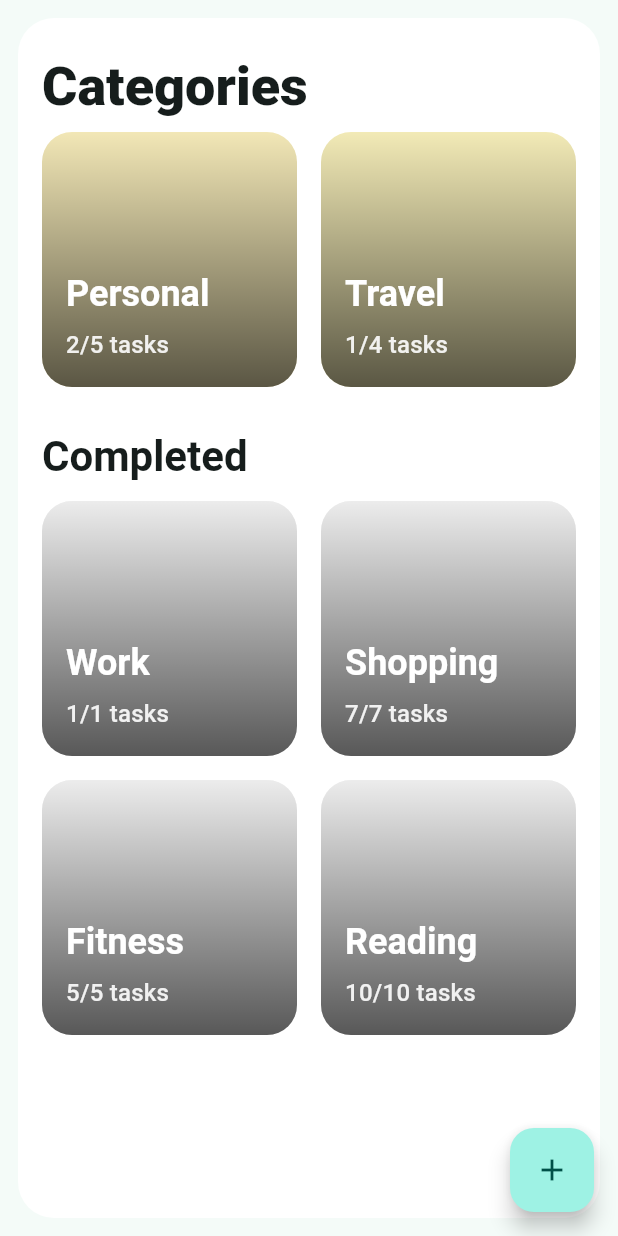
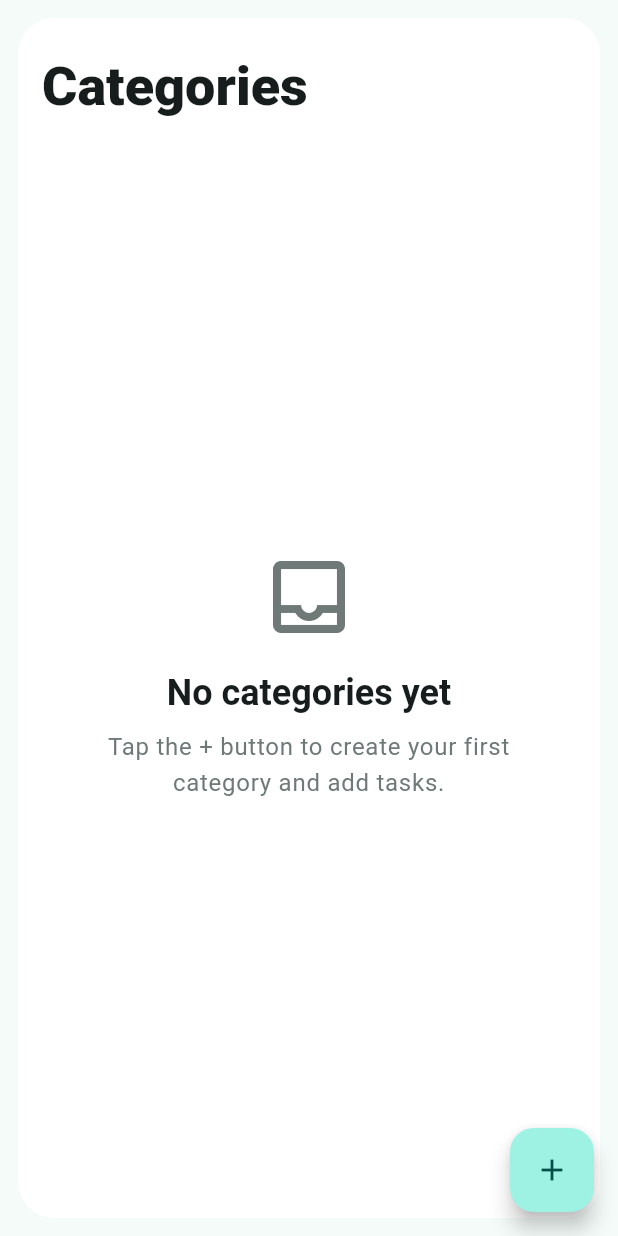
Before and after one commit to oleg9952/flutter-study, a Flutter app: the screen it shows after launch, on a phone screen of 412 x 824 dp. Run offline on Flutter 3.47's test engine with Material 3 defaults, Android fonts, the phone set to English and light mode, and no system bars.

Commit message:
remove mock data and implement store

```diff
--- /dev/null
+++ b/lib/components/home/empty_placeholder.dart
@@ -0,0 +1,38 @@
+import 'package:flutter/material.dart';
+
+class EmptyPlaceholder extends StatelessWidget {
+  const EmptyPlaceholder({super.key});
+
+  @override
+  Widget build(BuildContext context) {
+    return Center(
+      child: Padding(
+        padding: const EdgeInsets.all(32),
+        child: Column(
+          mainAxisAlignment: MainAxisAlignment.center,
+          children: [
+            Icon(Icons.inbox_outlined,
+                size: 64, color: Theme.of(context).colorScheme.outline),
+            const SizedBox(height: 16),
+            Text(
+              'No categories yet',
+              style: Theme.of(context)
+                  .textTheme
+                  .headlineSmall
+                  ?.copyWith(fontWeight: FontWeight.w700),
+            ),
+            const SizedBox(height: 8),
+            Text(
+              'Tap the + button to create your first category and add tasks.',
+              textAlign: TextAlign.center,
+              style: Theme.of(context)
+                  .textTheme
+                  .bodyLarge
+                  ?.copyWith(color: Theme.of(context).colorScheme.outline),
+            ),
+          ],
+        ),
+      ),
+    );
+  }
+}
--- a/lib/main.dart
+++ b/lib/main.dart
@@ -1,6 +1,8 @@
 import 'package:flutter/material.dart';
 import 'app/router.dart';
 import 'app/theme/app_theme.dart';
+import 'package:provider/provider.dart';
+import 'state/category_store.dart';
 
 void main() => runApp(const MainApp());
 
@@ -9,12 +11,15 @@ class MainApp extends StatelessWidget {
 
   @override
   Widget build(BuildContext context) {
-    return MaterialApp(
-      title: 'Todo App',
-      debugShowCheckedModeBanner: false,
-      theme: AppTheme.light,
-      initialRoute: AppRoutes.home,
-      onGenerateRoute: AppRouter.onGenerateRoute,
+    return ChangeNotifierProvider(
+      create: (_) => CategoryStore(),
+      child: MaterialApp(
+        title: 'Todo App',
+        debugShowCheckedModeBanner: false,
+        theme: AppTheme.light,
+        initialRoute: AppRoutes.home,
+        onGenerateRoute: AppRouter.onGenerateRoute,
+      ),
     );
   }
 }
--- a/lib/screens/home/home_screen.dart
+++ b/lib/screens/home/home_screen.dart
@@ -1,10 +1,13 @@
 import 'package:flutter/material.dart';
 import 'package:project_6/components/home/category_grid.dart';
 import 'package:project_6/components/home/section_header.dart';
-import 'package:project_6/models/category.dart';
-import 'package:project_6/models/task.dart';
+// models not used directly here; state provides categories
 import 'package:project_6/app/router.dart';
 import 'package:project_6/components/home/add_category_sheet.dart';
+import 'package:project_6/components/home/empty_placeholder.dart';
+import 'package:provider/provider.dart';
+import 'package:project_6/state/category_store.dart';
+import 'package:project_6/screens/category/category_screen.dart';
 
 class HomeScreen extends StatefulWidget {
   const HomeScreen({super.key});
@@ -14,101 +17,19 @@ class HomeScreen extends StatefulWidget {
 }
 
 class _HomeScreenState extends State<HomeScreen> {
-  late List<Category> _categories;
-
-  List<Category> _mockCategories() {
-    // temporary static data for UI preview
-    return const [
-      Category(
-        id: '1',
-        name: 'Personal',
-        tasks: [
-          Task(id: '1', title: 'Task 1', isCompleted: true),
-          Task(id: '2', title: 'Task 2', isCompleted: true),
-          Task(id: '3', title: 'Task 3', isCompleted: false),
-          Task(id: '4', title: 'Task 4', isCompleted: false),
-          Task(id: '5', title: 'Task 5', isCompleted: false),
-        ],
-      ),
-      Category(
-        id: '2',
-        name: 'Work',
-        tasks: [
-          Task(id: '1', title: 'Task 1', isCompleted: true),
-        ],
-      ),
-      Category(
-        id: '3',
-        name: 'Shopping',
-        tasks: [
-          Task(id: '1', title: 'Task 1', isCompleted: true),
-          Task(id: '2', title: 'Task 2', isCompleted: true),
-          Task(id: '3', title: 'Task 3', isCompleted: true),
-          Task(id: '4', title: 'Task 4', isCompleted: true),
-          Task(id: '5', title: 'Task 5', isCompleted: true),
-          Task(id: '6', title: 'Task 6', isCompleted: true),
-          Task(id: '7', title: 'Task 7', isCompleted: true),
-        ],
-      ),
-      Category(
-        id: '4',
-        name: 'Travel',
-        tasks: [
-          Task(id: '1', title: 'Task 1', isCompleted: true),
-          Task(id: '2', title: 'Task 2', isCompleted: false),
-          Task(id: '3', title: 'Task 3', isCompleted: false),
-          Task(id: '4', title: 'Task 4', isCompleted: false),
-        ],
-      ),
-      Category(
-        id: '5',
-        name: 'Fitness',
-        tasks: [
-          Task(id: '1', title: 'Task 1', isCompleted: true),
-          Task(id: '2', title: 'Task 2', isCompleted: true),
-          Task(id: '3', title: 'Task 3', isCompleted: true),
-          Task(id: '4', title: 'Task 4', isCompleted: true),
-          Task(id: '5', title: 'Task 5', isCompleted: true),
-        ],
-      ),
-      Category(
-        id: '6',
-        name: 'Reading',
-        tasks: [
-          Task(id: '1', title: 'Task 1', isCompleted: true),
-          Task(id: '2', title: 'Task 2', isCompleted: true),
-          Task(id: '3', title: 'Task 3', isCompleted: true),
-          Task(id: '4', title: 'Task 4', isCompleted: true),
-          Task(id: '5', title: 'Task 5', isCompleted: true),
-          Task(id: '6', title: 'Task 6', isCompleted: true),
-          Task(id: '7', title: 'Task 7', isCompleted: true),
-          Task(id: '8', title: 'Task 8', isCompleted: true),
-          Task(id: '9', title: 'Task 9', isCompleted: true),
-          Task(id: '10', title: 'Task 10', isCompleted: true),
-        ],
-      ),
-    ];
-  }
-
-  @override
-  void initState() {
-    super.initState();
-    _categories = _mockCategories();
-  }
-
   Future<void> _onAddCategory() async {
     final created = await showAddCategorySheet(context);
     if (created != null) {
-      setState(() {
-        _categories = List<Category>.from(_categories)..insert(0, created);
-      });
+      if (!mounted) return;
+      context.read<CategoryStore>().addCategory(created);
     }
   }
 
   @override
   Widget build(BuildContext context) {
-    final inProgress = _categories.where((c) => !c.isCompleted).toList();
-    final completed = _categories.where((c) => c.isCompleted).toList();
+    final categories = context.watch<CategoryStore>().categories;
+    final inProgress = categories.where((c) => !c.isCompleted).toList();
+    final completed = categories.where((c) => c.isCompleted).toList();
 
     return Scaffold(
       body: SafeArea(
@@ -138,11 +59,21 @@ class _HomeScreenState extends State<HomeScreen> {
                   ),
                 ),
               ),
-              if (inProgress.isNotEmpty)
+              if (categories.isEmpty)
+                const SliverFillRemaining(
+                  hasScrollBody: false,
+                  child: EmptyPlaceholder(),
+                )
+              else if (inProgress.isNotEmpty)
                 CategoryGrid(
                   categories: inProgress,
-                  onTap: (c) => Navigator.of(context)
-                      .pushNamed(AppRoutes.category, arguments: null),
+                  onTap: (c) => Navigator.of(context).pushNamed(
+                    AppRoutes.category,
+                    arguments: CategoryScreenArgs(
+                      categoryId: c.id,
+                      categoryName: c.name,
+                    ),
+                  ),
                   onLongPress: (c) {},
                 ),
               if (completed.isNotEmpty) ...[
@@ -152,8 +83,13 @@ class _HomeScreenState extends State<HomeScreen> {
                 ),
                 CategoryGrid(
                   categories: completed,
-                  onTap: (c) => Navigator.of(context)
-                      .pushNamed(AppRoutes.category, arguments: null),
+                  onTap: (c) => Navigator.of(context).pushNamed(
+                    AppRoutes.category,
+                    arguments: CategoryScreenArgs(
+                      categoryId: c.id,
+                      categoryName: c.name,
+                    ),
+                  ),
                   onLongPress: (c) {},
                 ),
               ],
--- /dev/null
+++ b/lib/state/category_store.dart
@@ -0,0 +1,66 @@
+import 'dart:collection';
+
+import 'package:flutter/foundation.dart' show ChangeNotifier;
+
+import '../models/category.dart';
+import '../models/task.dart';
+
+class CategoryStore extends ChangeNotifier {
+  final List<Category> _categories = <Category>[];
+
+  UnmodifiableListView<Category> get categories =>
+      UnmodifiableListView(_categories);
+
+  Category? getById(String id) {
+    for (final c in _categories) {
+      if (c.id == id) return c;
+    }
+    return null;
+  }
+
+  void addCategory(Category category) {
+    _categories.add(category);
+    notifyListeners();
+  }
+
+  void updateCategory(Category category) {
+    final index = _categories.indexWhere((c) => c.id == category.id);
+    if (index != -1) {
+      _categories[index] = category;
+      notifyListeners();
+    }
+  }
+
+  void deleteCategory(String categoryId) {
+    _categories.removeWhere((c) => c.id == categoryId);
+    notifyListeners();
+  }
+
+  void clearAll() {
+    _categories.clear();
+    notifyListeners();
+  }
+
+  void reorderCategoryTasks(
+      {required String categoryId, required List<Task> newOrder}) {
+    final index = _categories.indexWhere((c) => c.id == categoryId);
+    if (index == -1) return;
+    final existing = _categories[index];
+    _categories[index] = existing.copyWith(tasks: List<Task>.from(newOrder));
+    notifyListeners();
+  }
+
+  void toggleTask(
+      {required String categoryId,
+      required String taskId,
+      required bool isCompleted}) {
+    final index = _categories.indexWhere((c) => c.id == categoryId);
+    if (index == -1) return;
+    final existing = _categories[index];
+    final updatedTasks = existing.tasks
+        .map((t) => t.id == taskId ? t.copyWith(isCompleted: isCompleted) : t)
+        .toList(growable: false);
+    _categories[index] = existing.copyWith(tasks: updatedTasks);
+    notifyListeners();
+  }
+}
--- a/pubspec.yaml
+++ b/pubspec.yaml
@@ -1,6 +1,6 @@
 name: project_6
 description: "A new Flutter project."
-publish_to: 'none'
+publish_to: "none"
 version: 0.1.0
 
 environment:
@@ -9,6 +9,7 @@ environment:
 dependencies:
   flutter:
     sdk: flutter
+  provider: ^6.1.2
 
 dev_dependencies:
   flutter_test:
```
Also changed, not shown: lib/screens/category/category_screen.dart (+58 -52 lines), pubspec.lock.
